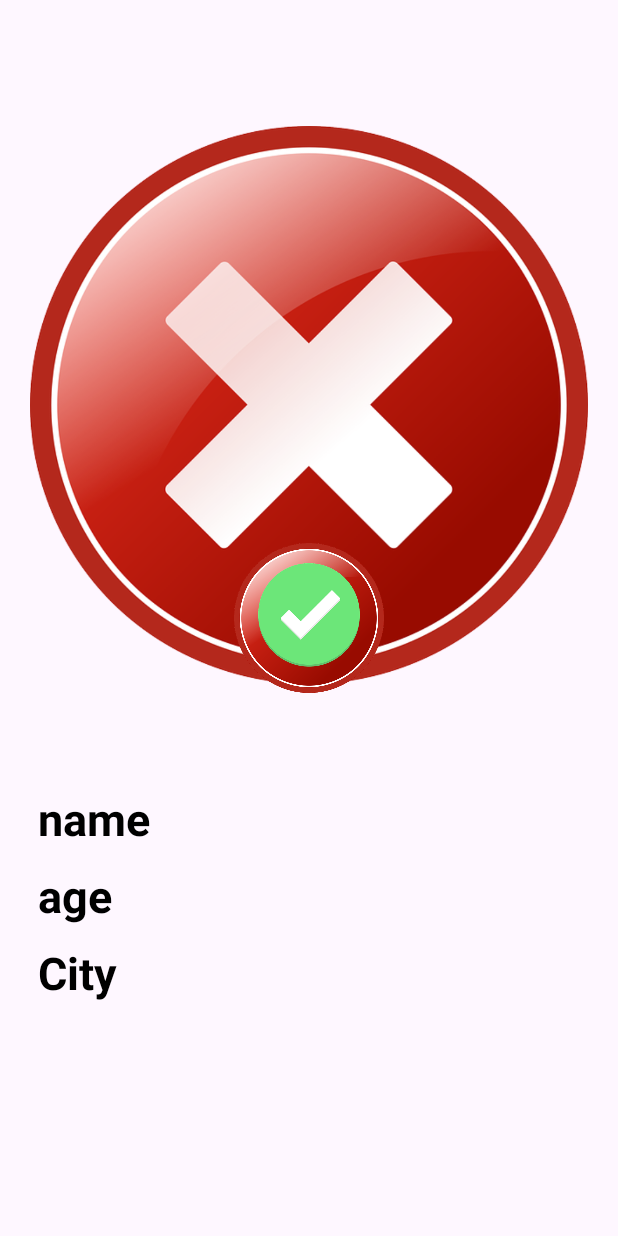
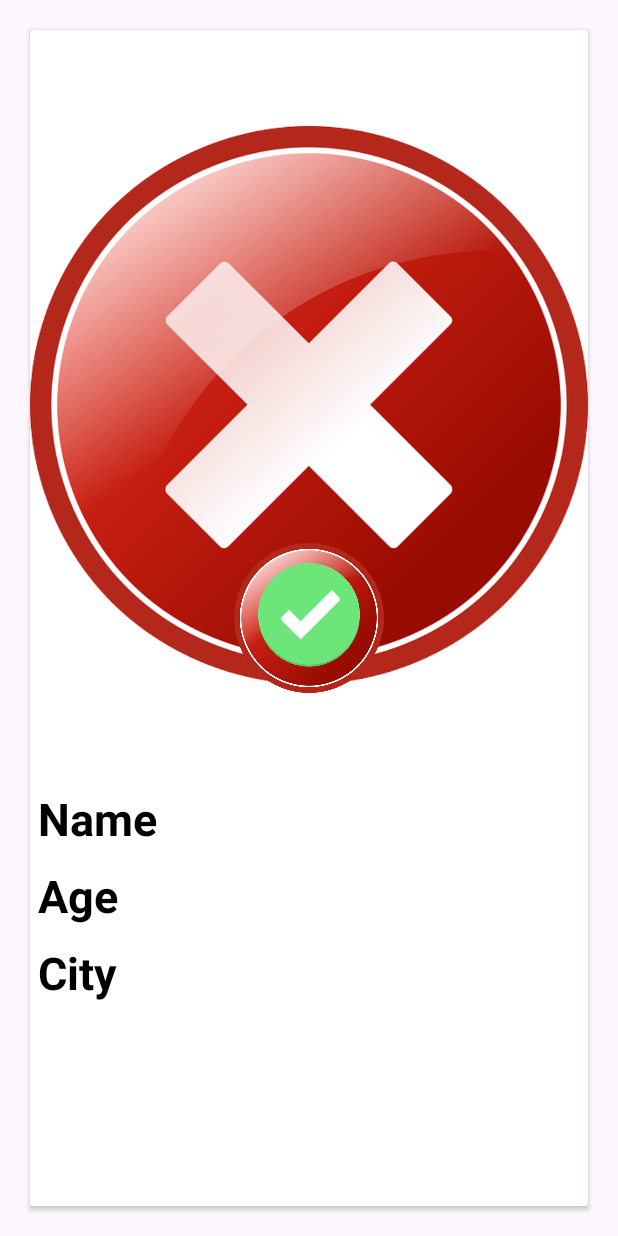
Before and after one commit to Daseul727/Mobile-Skill-Up, an Android app: the layout item_card.xml on its own in the app's theme, with its tools: preview values and no code run, on a phone screen of 412 x 824 dp. Run offline under Robolectric (Android 15) with nearby library versions, the phone set to English and light mode, and no system bars.

Commit message:
Cardview import 수정

```diff
--- a/basic/app/src/main/res/layout/item_card.xml
+++ b/basic/app/src/main/res/layout/item_card.xml
@@ -1,9 +1,9 @@
 <?xml version="1.0" encoding="utf-8"?>
-<androidx.constraintlayout.widget.ConstraintLayout
+<androidx.cardview.widget.CardView
     xmlns:android="http://schemas.android.com/apk/res/android"
     android:layout_width="match_parent"
-    android:layout_height="match_parent"
-    android:layout_margin="20dp">
+    android:layout_margin="20dp"
+    android:layout_height="match_parent">
 
     <LinearLayout
         android:layout_width="match_parent"
@@ -17,29 +17,32 @@
             android:layout_height="500dp"/>
 
         <TextView
-            android:text="name"
+            android:text="Name"
             android:layout_margin="5dp"
-            android:textSize="30dp"
+            android:textSize="30sp"
             android:textColor="@color/black"
             android:textStyle="bold"
             android:layout_width="wrap_content"
             android:layout_height="wrap_content"/>
+
         <TextView
-            android:text="age"
+            android:text="Age"
             android:layout_margin="5dp"
-            android:textSize="30dp"
+            android:textSize="30sp"
             android:textColor="@color/black"
             android:textStyle="bold"
             android:layout_width="wrap_content"
             android:layout_height="wrap_content"/>
+
         <TextView
             android:text="City"
             android:layout_margin="5dp"
-            android:textSize="30dp"
+            android:textSize="30sp"
             android:textColor="@color/black"
             android:textStyle="bold"
             android:layout_width="wrap_content"
             android:layout_height="wrap_content"/>
+
     </LinearLayout>
 
     <FrameLayout
@@ -52,6 +55,7 @@
             android:layout_width="100dp"
             android:layout_height="100dp"
             android:layout_gravity="center"/>
+
 
     </FrameLayout>
 
@@ -66,6 +70,7 @@
             android:layout_height="100dp"
             android:layout_gravity="center"/>
 
+
     </FrameLayout>
 
-</androidx.constraintlayout.widget.ConstraintLayout>
+</androidx.cardview.widget.CardView>
```
